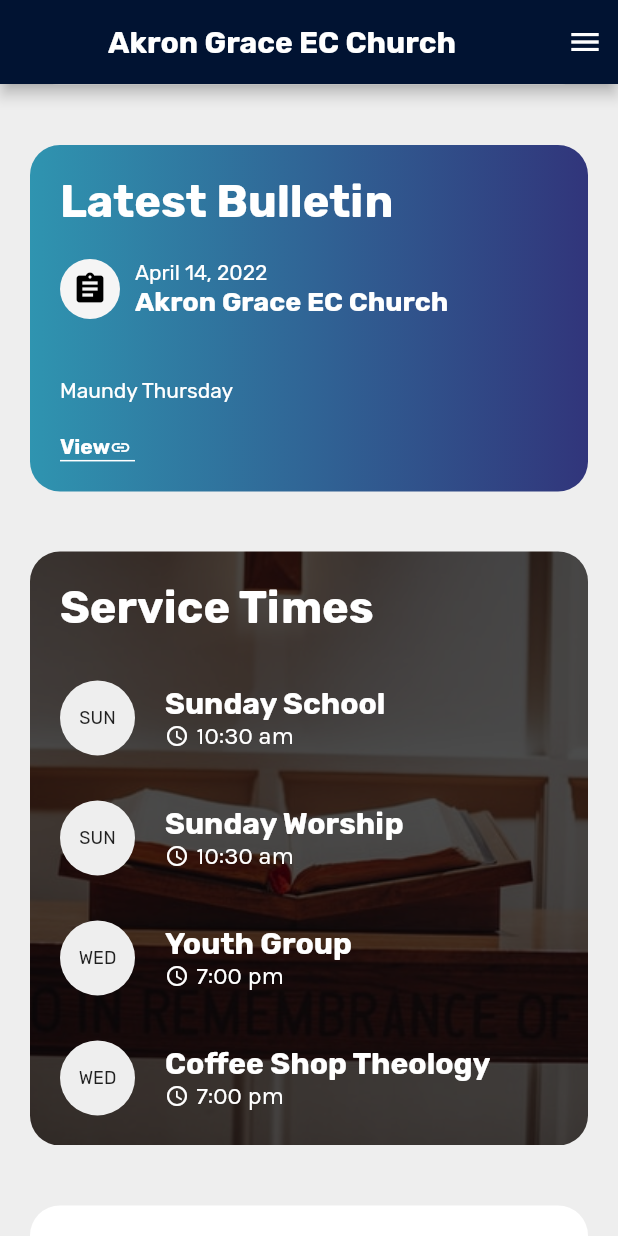
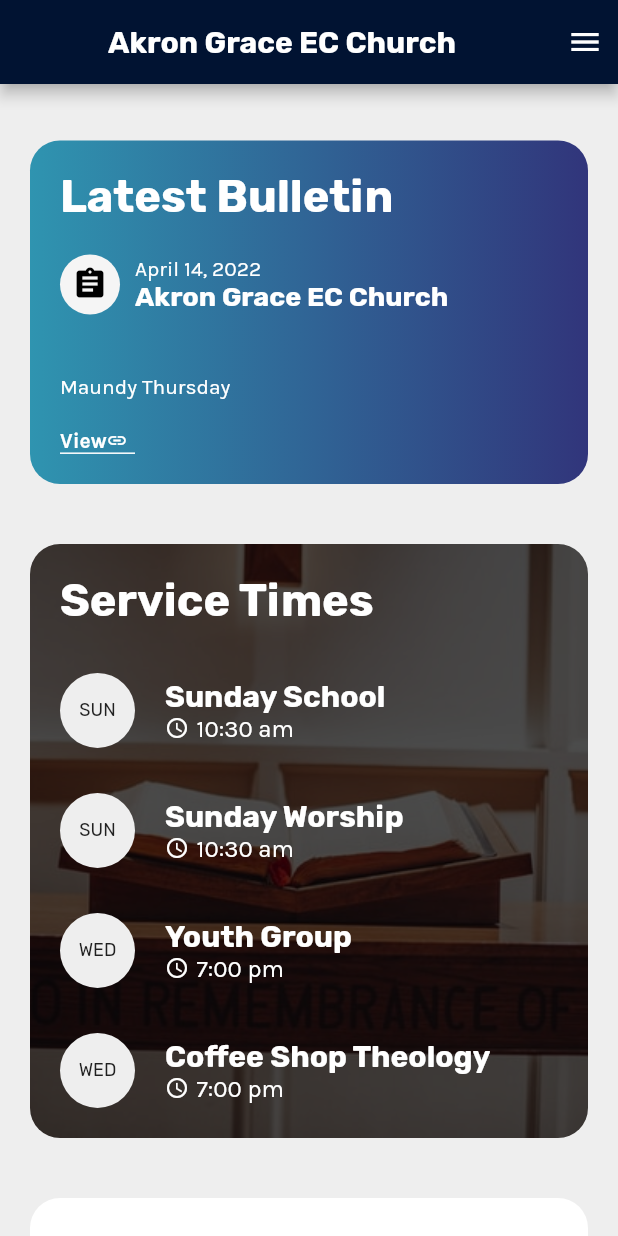
Before and after one commit to sheffley201/akron-grace-app, a Flutter app: the screen it shows after launch, scrolled down 576 dp, on a phone screen of 412 x 824 dp. Run offline on Flutter 3.47's test engine with Material 2 defaults, Android fonts, the light colour scheme and no system bars; missing offline and left inert: flutter_launcher_icons.

Commit message:
Added karla font to different parts of the project

```diff
--- a/lib/widgets.dart
+++ b/lib/widgets.dart
@@ -148,6 +148,7 @@
                                   'Sunday, April 10, 2022',
                                   style: TextStyle(
                                     fontSize: 14,
+                                    fontFamily: 'Karla',
                                   ),
                                 ),
                               ),
@@ -157,6 +158,7 @@
                                   'Series: Lent: Lament, Repent, Anticipate',
                                   style: TextStyle(
                                     fontSize: 14,
+                                    fontFamily: 'Karla',
                                   ),
                                 ),
                               ),
@@ -166,6 +168,7 @@
                                   'Pastor Andrew Brubaker',
                                   style: TextStyle(
                                     fontSize: 14,
+                                    fontFamily: 'Karla',
                                   ),
                                 ),
                               ),
@@ -247,6 +250,7 @@
                     style: TextStyle(
                       fontSize: 14,
                       color: Colors.white,
+                      fontFamily: 'Karla',
                     ),
                   ),
                   Text(
@@ -267,6 +271,7 @@
             style: TextStyle(
               fontSize: 14,
               color: Colors.white,
+              fontFamily: 'Karla',
             ),
           ),
           const SizedBox(height: 20),
@@ -288,6 +293,7 @@
                     fontSize: 14,
                     color: Colors.white,
                     fontWeight: FontWeight.bold,
+                    fontFamily: 'Karla',
                   ),
                 ),
                 Icon(
@@ -375,6 +381,7 @@
         style: const TextStyle(
           fontSize: 16,
           color: Colors.black,
+          fontFamily: 'Karla',
         ),
       ),
     );
@@ -449,6 +456,7 @@
             style: TextStyle(
               fontSize: 14,
               color: Colors.black,
+              fontFamily: 'Karla',
             ),
           ),
           const SizedBox(height: 15),
@@ -464,9 +472,15 @@
               prefixText: '\$',
               hintText: '0',
               helperText: 'General donation',
+              helperStyle: TextStyle(
+                fontSize: 12,
+                color: Colors.black,
+                fontFamily: 'Karla',
+              ),
               hintStyle: TextStyle(
                 fontSize: 50,
                 color: Colors.black,
+                fontFamily: 'Karla',
               ),
               border: OutlineInputBorder(),
             ),
@@ -499,6 +513,7 @@
                     style: TextStyle(
                       fontSize: 14,
                       color: Colors.black,
+                      fontFamily: 'Karla',
                     ),
                   ),
                 ],
@@ -521,6 +536,7 @@
                 'Next',
                 style: TextStyle(
                   fontSize: 18,
+                  fontFamily: 'Karla',
                 ),
                 textAlign: TextAlign.center,
               ),
@@ -536,6 +552,7 @@
                   fontSize: 10,
                   color: Colors.black,
                   fontStyle: FontStyle.italic,
+                  fontFamily: 'Karla',
                 ),
               ),
               Icon(
@@ -631,6 +648,7 @@
                 style: const TextStyle(
                   fontSize: 14,
                   color: Colors.white,
+                  fontFamily: 'Karla',
                 ),
               ),
               const SizedBox(height: 5),
@@ -639,6 +657,7 @@
                 style: const TextStyle(
                   fontSize: 14,
                   color: Colors.white,
+                  fontFamily: 'Karla',
                 ),
               ),
               const SizedBox(height: 10),
@@ -776,6 +795,7 @@
           style: TextStyle(
             fontSize: 14,
             color: textColor,
+            fontFamily: 'Karla',
           ),
         ),
       ],
```
